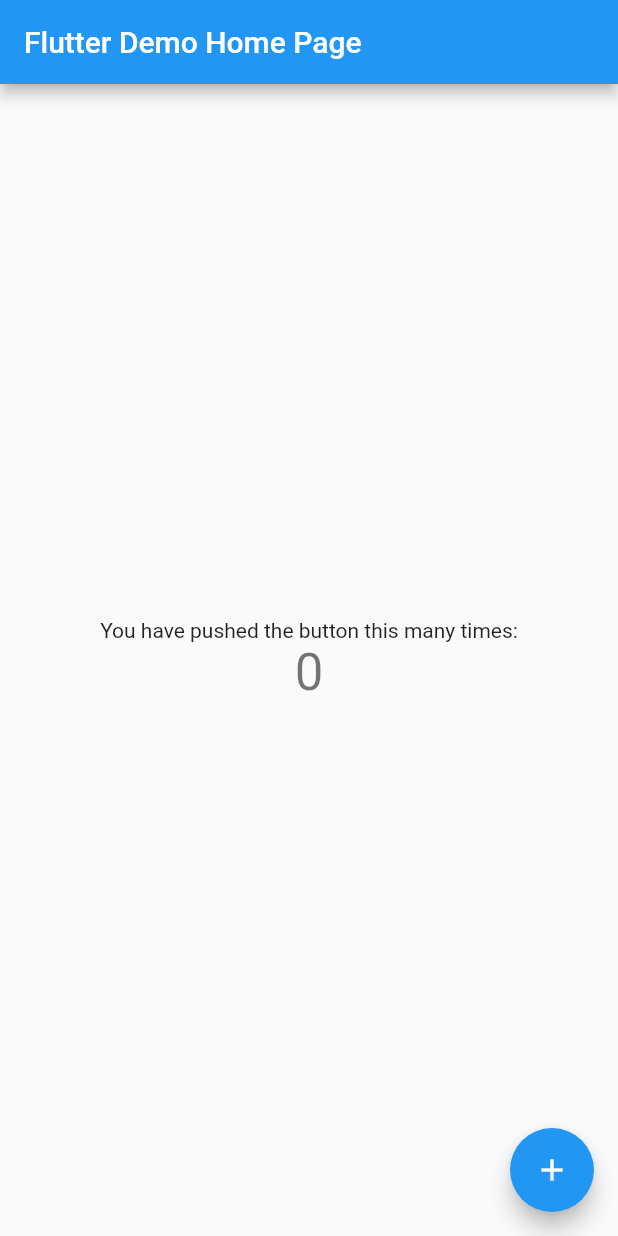
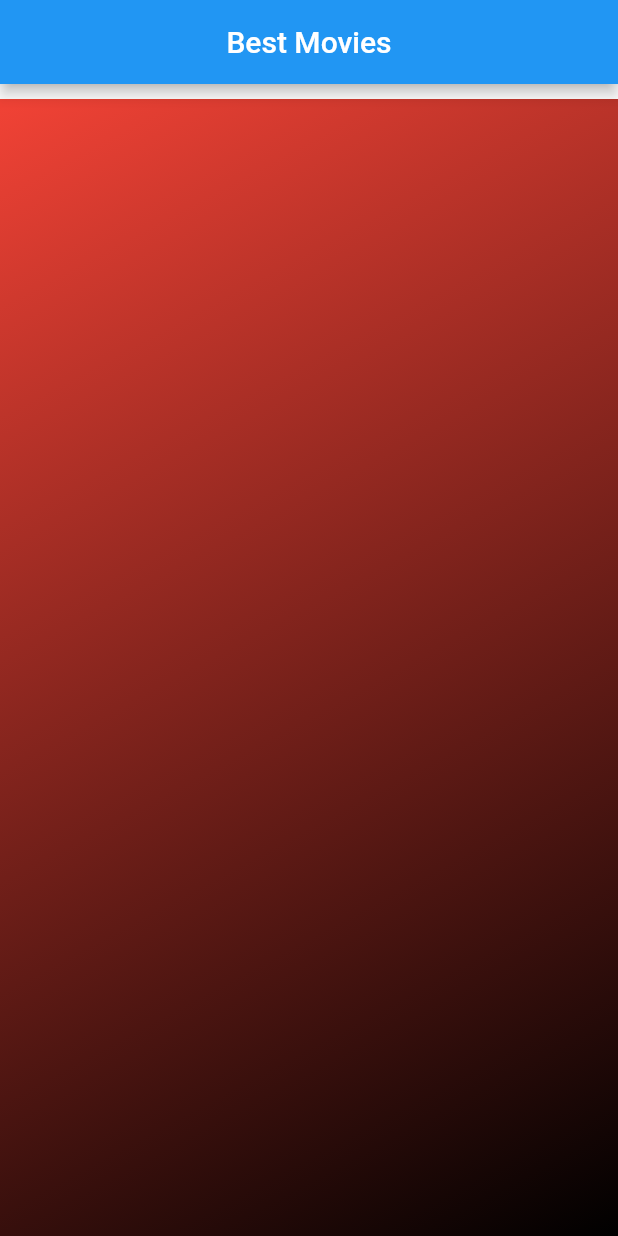
Before and after one commit to misael28/TheMovieApp, a Flutter app: the screen it shows after launch, on a phone screen of 412 x 824 dp. Run offline on Flutter 3.47's test engine with Material 2 defaults, Android fonts, the phone set to English and light mode, and no system bars.

Commit message:
feat: add tmdb view

```diff
--- a/tmdb/lib/main.dart
+++ b/tmdb/lib/main.dart
@@ -1,4 +1,5 @@
 import 'package:flutter/material.dart';
+import './tmdb_view.dart';
 
 void main() {
   runApp(MyApp());
@@ -9,105 +10,7 @@
   @override
   Widget build(BuildContext context) {
     return MaterialApp(
-      title: 'Flutter Demo',
-      theme: ThemeData(
-        // This is the theme of your application.
-        //
-        // Try running your application with "flutter run". You'll see the
-        // application has a blue toolbar. Then, without quitting the app, try
-        // changing the primarySwatch below to Colors.green and then invoke
-        // "hot reload" (press "r" in the console where you ran "flutter run",
-        // or simply save your changes to "hot reload" in a Flutter IDE).
-        // Notice that the counter didn't reset back to zero; the application
-        // is not restarted.
-        primarySwatch: Colors.blue,
-      ),
-      home: MyHomePage(title: 'Flutter Demo Home Page'),
+      home: TmdbView()
     );
   }
 }
-
-class MyHomePage extends StatefulWidget {
-  MyHomePage({Key key, this.title}) : super(key: key);
-
-  // This widget is the home page of your application. It is stateful, meaning
-  // that it has a State object (defined below) that contains fields that affect
-  // how it looks.
-
-  // This class is the configuration for the state. It holds the values (in this
-  // case the title) provided by the parent (in this case the App widget) and
-  // used by the build method of the State. Fields in a Widget subclass are
-  // always marked "final".
-
-  final String title;
-
-  @override
-  _MyHomePageState createState() => _MyHomePageState();
-}
-
-class _MyHomePageState extends State<MyHomePage> {
-  int _counter = 0;
-
-  void _incrementCounter() {
-    setState(() {
-      // This call to setState tells the Flutter framework that something has
-      // changed in this State, which causes it to rerun the build method below
-      // so that the display can reflect the updated values. If we changed
-      // _counter without calling setState(), then the build method would not be
-      // called again, and so nothing would appear to happen.
-      _counter++;
-    });
-  }
-
-  @override
-  Widget build(BuildContext context) {
-    // This method is rerun every time setState is called, for instance as done
-    // by the _incrementCounter method above.
-    //
-    // The Flutter framework has been optimized to make rerunning build methods
-    // fast, so that you can just rebuild anything that needs updating rather
-    // than having to individually change instances of widgets.
-    return Scaffold(
-      appBar: AppBar(
-        // Here we take the value from the MyHomePage object that was created by
-        // the App.build method, and use it to set our appbar title.
-        title: Text(widget.title),
-      ),
-      body: Center(
-        // Center is a layout widget. It takes a single child and positions it
-        // in the middle of the parent.
-        child: Column(
-          // Column is also a layout widget. It takes a list of children and
-          // arranges them vertically. By default, it sizes itself to fit its
-          // children horizontally, and tries to be as tall as its parent.
-          //
-          // Invoke "debug painting" (press "p" in the console, choose the
-          // "Toggle Debug Paint" action from the Flutter Inspector in Android
-          // Studio, or the "Toggle Debug Paint" command in Visual Studio Code)
-          // to see the wireframe for each widget.
-          //
-          // Column has various properties to control how it sizes itself and
-          // how it positions its children. Here we use mainAxisAlignment to
-          // center the children vertically; the main axis here is the vertical
-          // axis because Columns are vertical (the cross axis would be
-          // horizontal).
-          mainAxisAlignment: MainAxisAlignment.center,
-          children: <Widget>[
-            Text(
-              'You have pushed the button this many times:',
-            ),
-            Text(
-              '$_counter',
-              style: Theme.of(context).textTheme.headline4,
-            ),
-          ],
-        ),
-      ),
-      floatingActionButton: FloatingActionButton(
-        onPressed: _incrementCounter,
-        tooltip: 'Increment',
-        child: Icon(Icons.add),
-      ), // This trailing comma makes auto-formatting nicer for build methods.
-    );
-  }
-}
--- /dev/null
+++ b/tmdb/lib/tmdb_view.dart
@@ -0,0 +1,46 @@
+import "package:flutter/material.dart";
+
+class TmdbView extends StatefulWidget {
+  @override
+  _TmdbViewState createState() => _TmdbViewState();
+}
+
+class _TmdbViewState extends State<TmdbView> {
+  @override
+  Widget build(BuildContext context) {
+    return Scaffold(
+      appBar: AppBar(
+        title: Text("Best Movies"),
+        centerTitle: true,
+      ),
+      body: Container(
+        decoration: BoxDecoration(
+          gradient: LinearGradient(
+            begin: Alignment.bottomRight,
+            end: Alignment.topLeft,
+            colors: [
+              Colors.black,
+              Colors.red
+            ]
+          )
+        ),
+        child: Column(
+          mainAxisAlignment: MainAxisAlignment.center,
+          children: [
+            Expanded(
+              child: ListView(
+                children: [
+                  Container(
+                    width: 10,
+                    height: 10,
+                    color: Colors.white,
+                  )
+                ],
+              ),
+            )
+          ],
+        ),
+      ),
+    );
+  }
+}
```
